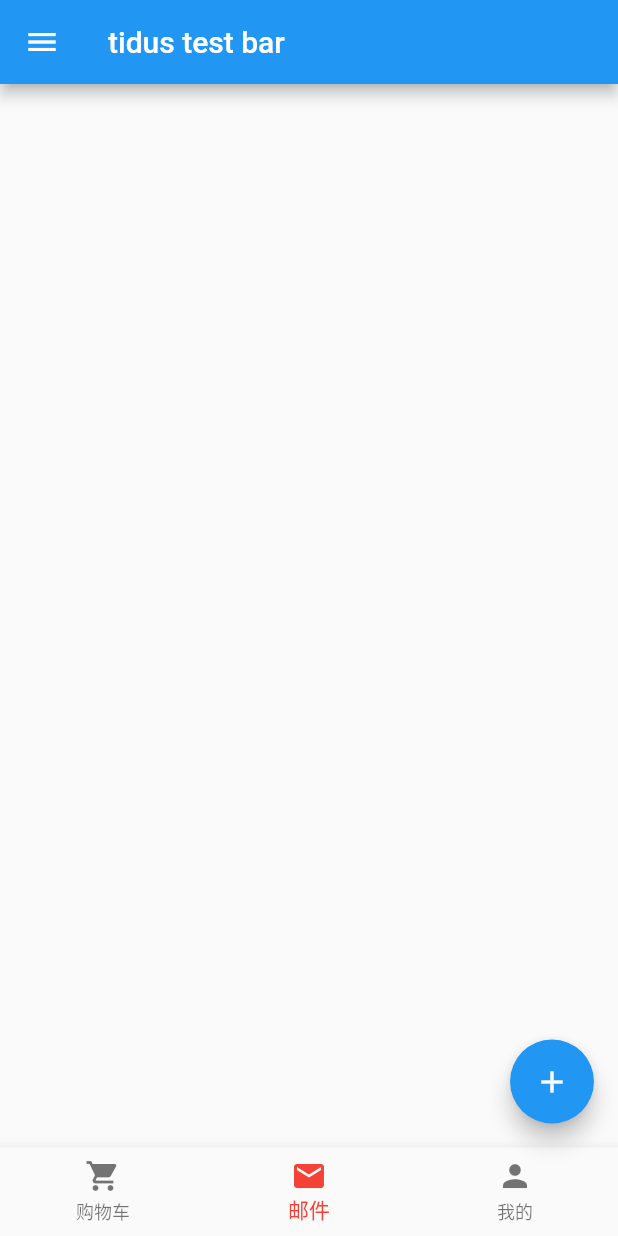
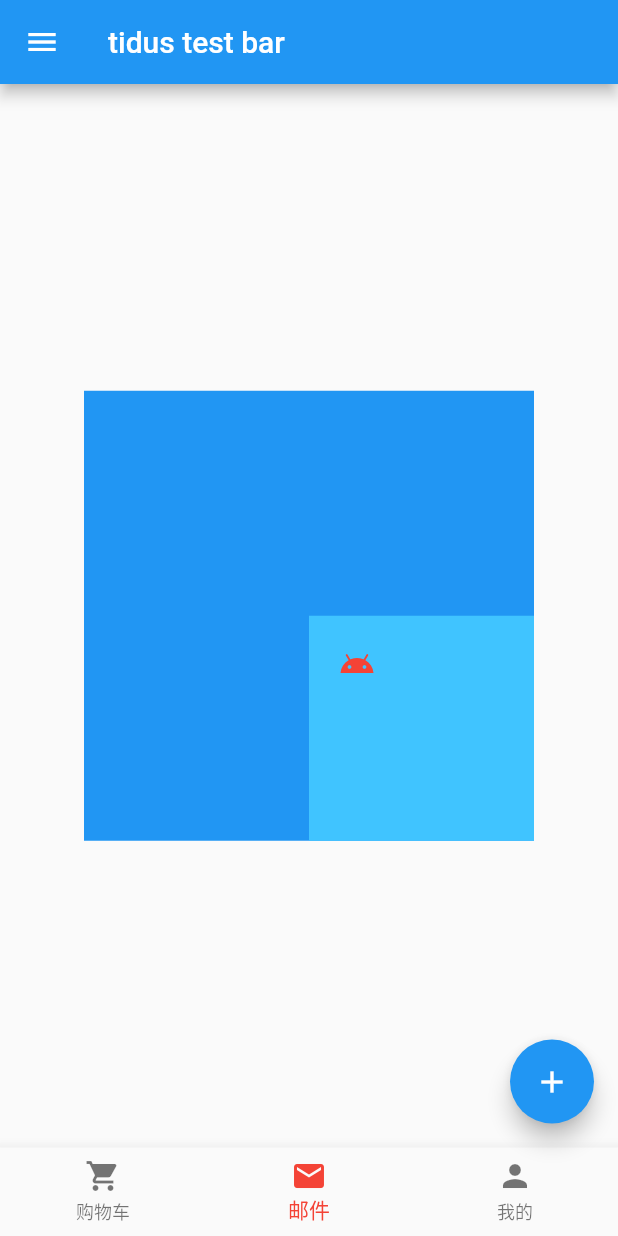
Before and after one commit to king3200/FlutterLearning, a Flutter app: the screen it shows after launch, on a phone screen of 412 x 824 dp. Run offline on Flutter 3.47's test engine with Material 2 defaults, Android fonts, the phone set to English and light mode, and no system bars.

Commit message:
Container and Layout test

```diff
--- /dev/null
+++ b/lib/IconTest.dart
@@ -0,0 +1,84 @@
+import "package:flutter/material.dart";
+
+
+class MyApp extends StatelessWidget {
+
+  @override
+  Widget build(BuildContext context) {
+    return new MaterialApp(
+      title: '主页',
+      home: new HomePage(),
+    );
+  }
+}
+
+class HomePage extends StatefulWidget {
+  @override
+  State<StatefulWidget> createState() => new _HomePageState();
+
+}
+
+class _HomePageState extends State<HomePage> {
+  @override
+  Widget build(BuildContext context) {
+
+    return new DefaultTabController(
+        length: 3,
+        child: new Scaffold(
+          appBar: new AppBar(
+            title: new Text('tidus test bar'),
+          ),
+          body: new Container(
+            alignment: Alignment.center,
+            child: new Container(
+              color: Colors.blue,
+              width: 300,
+              height: 300,
+              alignment: Alignment.bottomRight,
+              child: new Container(
+                alignment: Alignment.topLeft,
+                color: Colors.lightBlueAccent,
+                width: 150,
+                height: 150,
+                padding: EdgeInsets.all(20.0),
+                child: new Icon(Icons.android, color: Colors.red,),
+              ),
+            ),
+          ),
+          floatingActionButton: new FloatingActionButton(
+            onPressed: null,
+            tooltip: '这是一个提示',
+            child: new Icon(Icons.add),
+            backgroundColor: Colors.blue,
+          ),
+          drawer: new Drawer(
+              child: new Column(
+                children: <Widget>[
+                  new UserAccountsDrawerHeader(
+                    accountName: new Text('泰达'),
+                    accountEmail: new Text('tidusff2000@163.com'),
+                    decoration:new BoxDecoration(image: new DecorationImage(image:new NetworkImage("http://t2.hddhhn.com/uploads/tu/201612/98/st93.png") )),
+
+                  ),
+                  new ListTile(leading: new Icon(Icons.refresh), title: new Text('刷新')),
+                  new ListTile(leading: new Icon(Icons.help), title: new Text('帮助')),
+                  new ListTile(leading: new Icon(Icons.chat), title: new Text('会话')),
+                  new ListTile(leading: new Icon(Icons.settings), title: new Text('设置'))
+                ],
+              )
+          ),
+          bottomNavigationBar: new BottomNavigationBar(
+            items: <BottomNavigationBarItem>[
+              new BottomNavigationBarItem(icon: new Icon(Icons.shopping_cart), title: new Text('购物车')),
+              new BottomNavigationBarItem(icon: new Icon(Icons.mail), title: new Text('邮件')),
+              new BottomNavigationBarItem(icon: new Icon(Icons.person), title: new Text('我的')),
+
+            ],
+            fixedColor: Colors.red,
+            currentIndex: 1,
+          ),
+        )
+    );
+  }
+
+}
--- a/lib/main.dart
+++ b/lib/main.dart
@@ -1,68 +1,5 @@
 import 'package:flutter/material.dart';
+import 'IconTest.dart';
+
 
 void main() => runApp(MyApp());
-
-class MyApp extends StatelessWidget {
-  @override
-  Widget build(BuildContext context) {
-    return new MaterialApp(
-      title: '主页',
-      home: new HomePage(),
-    );
-  }
-}
-
-class HomePage extends StatefulWidget {
-  @override
-  State<StatefulWidget> createState() => new _HomePageState();
-
-}
-
-class _HomePageState extends State<HomePage> {
-  @override
-  Widget build(BuildContext context) {
-
-    return new DefaultTabController(
-        length: 3,
-        child: new Scaffold(
-          appBar: new AppBar(
-            title: new Text('tidus test bar'),
-          ),
-          body: new Container(),
-          floatingActionButton: new FloatingActionButton(
-              onPressed: null,
-              tooltip: '这是一个提示',
-              child: new Icon(Icons.add),
-            backgroundColor: Colors.blue,
-          ),
-          drawer: new Drawer(
-            child: new Column(
-              children: <Widget>[
-                new UserAccountsDrawerHeader(
-                    accountName: new Text('泰达'),
-                    accountEmail: new Text('tidusff2000@163.com'),
-                    decoration:new BoxDecoration(image: new DecorationImage(image:new NetworkImage("http://t2.hddhhn.com/uploads/tu/201612/98/st93.png") )),
-
-                ),
-                new ListTile(leading: new Icon(Icons.refresh), title: new Text('刷新')),
-                new ListTile(leading: new Icon(Icons.help), title: new Text('帮助')),
-                new ListTile(leading: new Icon(Icons.chat), title: new Text('会话')),
-                new ListTile(leading: new Icon(Icons.settings), title: new Text('设置'))
-              ],
-            )
-          ),
-          bottomNavigationBar: new BottomNavigationBar(
-            items: <BottomNavigationBarItem>[
-                new BottomNavigationBarItem(icon: new Icon(Icons.shopping_cart), title: new Text('购物车')),
-                new BottomNavigationBarItem(icon: new Icon(Icons.mail), title: new Text('邮件')),
-                new BottomNavigationBarItem(icon: new Icon(Icons.person), title: new Text('我的')),
-
-              ],
-            fixedColor: Colors.red,
-            currentIndex: 1,
-          ),
-        )
-    );
-  }
-
-}
```
Also changed, not shown: 1 other file.
